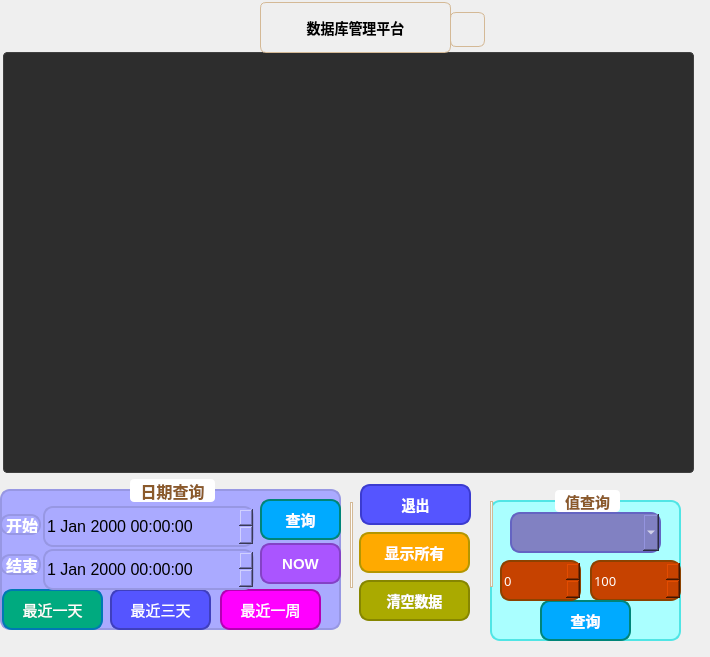
Old version of the form sql.ui in the repository gezifeizoule123-cloud/-Temperature-and-humidity.
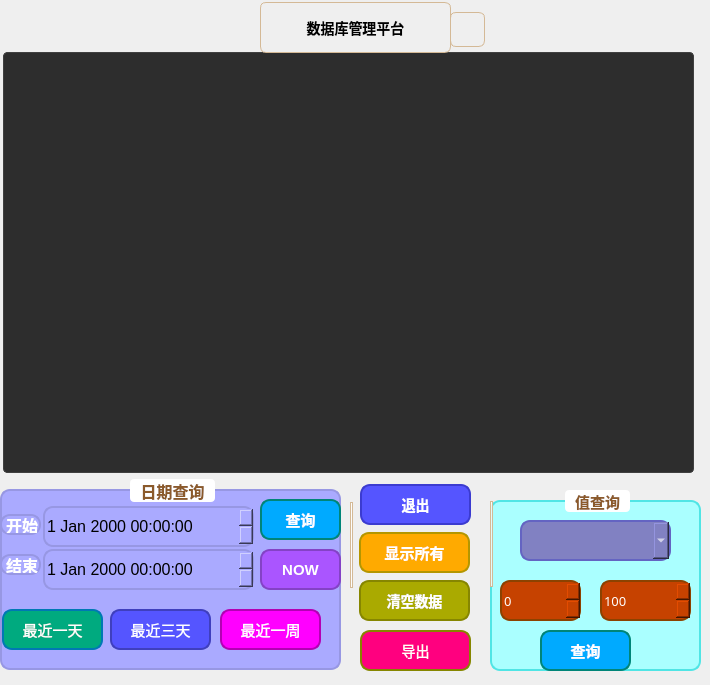
New version of the form. Icons and pictures are not drawn.

Diff of the .ui file:
```diff
--- a/sql.ui
+++ b/sql.ui
@@ -7,7 +7,7 @@
     <x>0</x>
     <y>0</y>
     <width>710</width>
-    <height>657</height>
+    <height>685</height>
    </rect>
   </property>
   <property name="windowTitle">
@@ -337,8 +337,8 @@
   <widget class="QComboBox" name="comboBox">
    <property name="geometry">
     <rect>
-     <x>510</x>
-     <y>512</y>
+     <x>520</x>
+     <y>520</y>
      <width>151</width>
      <height>41</height>
     </rect>
@@ -438,8 +438,8 @@
     <rect>
      <x>490</x>
      <y>490</y>
-     <width>191</width>
-     <height>151</height>
+     <width>211</width>
+     <height>181</height>
     </rect>
    </property>
    <property name="font">
@@ -474,8 +474,8 @@
   <widget class="QSpinBox" name="spinBox_2">
    <property name="geometry">
     <rect>
-     <x>590</x>
-     <y>560</y>
+     <x>600</x>
+     <y>580</y>
      <width>91</width>
      <height>41</height>
     </rect>
@@ -507,7 +507,7 @@
    <property name="geometry">
     <rect>
      <x>540</x>
-     <y>600</y>
+     <y>630</y>
      <width>91</width>
      <height>41</height>
     </rect>
@@ -536,7 +536,7 @@
    <property name="geometry">
     <rect>
      <x>500</x>
-     <y>560</y>
+     <y>580</y>
      <width>81</width>
      <height>41</height>
     </rect>
@@ -567,7 +567,7 @@
      <x>0</x>
      <y>479</y>
      <width>341</width>
-     <height>151</height>
+     <height>191</height>
     </rect>
    </property>
    <property name="font">
@@ -596,7 +596,7 @@
     <property name="geometry">
      <rect>
       <x>2</x>
-      <y>110</y>
+      <y>130</y>
       <width>101</width>
       <height>41</height>
      </rect>
@@ -619,7 +619,7 @@
     <property name="geometry">
      <rect>
       <x>110</x>
-      <y>110</y>
+      <y>130</y>
       <width>101</width>
       <height>41</height>
      </rect>
@@ -642,7 +642,7 @@
     <property name="geometry">
      <rect>
       <x>220</x>
-      <y>110</y>
+      <y>130</y>
       <width>101</width>
       <height>41</height>
      </rect>
@@ -762,7 +762,7 @@
     <property name="geometry">
      <rect>
       <x>260</x>
-      <y>64</y>
+      <y>70</y>
       <width>81</width>
       <height>41</height>
      </rect>
@@ -870,6 +870,26 @@
     <string>清空数据</string>
    </property>
   </widget>
+  <widget class="QPushButton" name="pushButtonExls">
+   <property name="geometry">
+    <rect>
+     <x>360</x>
+     <y>630</y>
+     <width>111</width>
+     <height>41</height>
+    </rect>
+   </property>
+   <property name="styleSheet">
+    <string notr="true">border: 2px solid rgb(134, 134, 0);   
+background-color: rgb(255, 0, 127);
+border-radius:10px;		 
+color: rgb(255, 255, 255);
+</string>
+   </property>
+   <property name="text">
+    <string>导出</string>
+   </property>
+  </widget>
   <zorder>tableView</zorder>
   <zorder>title</zorder>
   <zorder>start_l</zorder>
```
Left out of the diff: 6 changed lines with no effect on the pictures.
